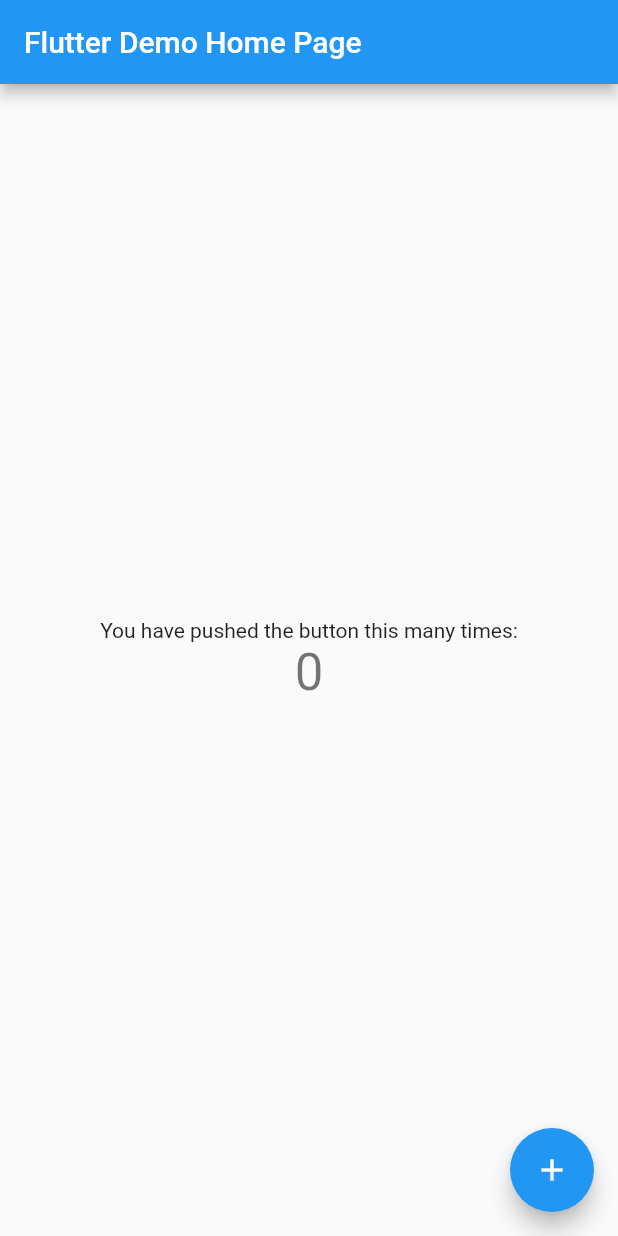
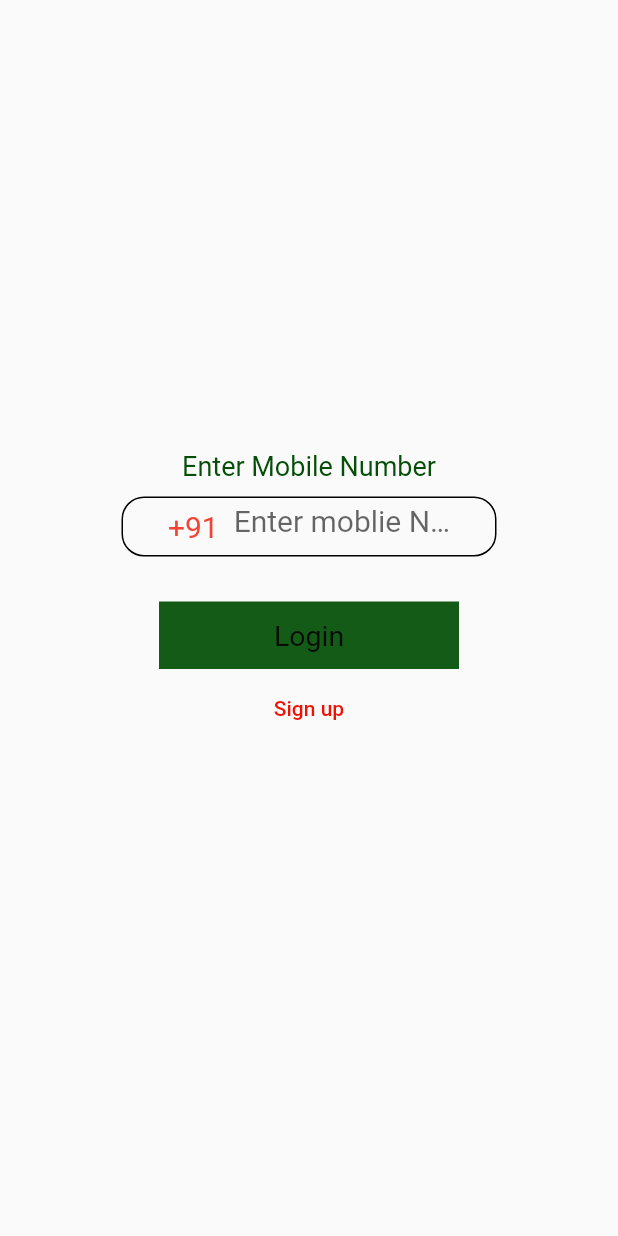
Before and after one commit to sidrathore/budget_wala_man, a Flutter app: the screen it shows after launch, on a phone screen of 412 x 824 dp. Run offline on Flutter 3.47's test engine with Material 2 defaults, Android fonts, the phone set to English and light mode, and no system bars.

Commit message:
login page made

```diff
--- /dev/null
+++ b/lib/login_page.dart
@@ -0,0 +1,101 @@
+import 'package:flutter/material.dart';
+import 'package:flutter/src/widgets/framework.dart';
+import 'package:flutter/src/widgets/placeholder.dart';
+
+class LoginPage extends StatefulWidget {
+  @override
+  State<LoginPage> createState() => _LoginPageState();
+}
+
+class _LoginPageState extends State<LoginPage> {
+  @override
+  Widget build(BuildContext context) {
+    return Scaffold(
+      body: SafeArea(
+        child: Container(
+          child: Center(
+            child: Column(
+              children: [
+                SizedBox(
+                  height: 300,
+                ),
+                Container(
+                  child: Text(
+                    'Enter Mobile Number',
+                    style: TextStyle(
+                        color: Color.fromARGB(255, 4, 78, 7), fontSize: 18),
+                  ),
+                ),
+                SizedBox(
+                  height: 10,
+                ),
+                Container(
+                  width: 250,
+                  height: 40,
+                  decoration: BoxDecoration(
+                    border: Border.all(width: 1),
+                    borderRadius: BorderRadius.circular(15),
+                  ),
+                  child: Row(
+                    children: [
+                      SizedBox(
+                        width: 30,
+                      ),
+                      Container(
+                        child: Text(
+                          '+91',
+                          style: TextStyle(color: Colors.red, fontSize: 20),
+                        ),
+                      ),
+                      SizedBox(
+                        width: 10,
+                      ),
+                      Container(
+                        width: 150,
+                        child: TextField(
+                          decoration: InputDecoration(
+                            // hintText: 'Enter mobilr number',
+                            border: InputBorder.none,
+                            hintText: 'Enter moblie Number',
+                          ),
+                          style: TextStyle(
+                            fontSize: 20,
+                          ),
+                          onChanged: (value) {
+                            print(value);
+                          },
+                        ),
+                      ),
+
+                    ],
+                  ),
+                ),
+                SizedBox(height: 30,),
+                InkWell(
+                  onTap: () {
+
+                  },
+                        child: Container(
+                          color: Color.fromARGB(255, 20, 91, 23),
+                          width: 200,
+                          height: 45,
+                          child: Center(child: Text('Login',style: TextStyle(fontSize: 19,color: Color.fromARGB(221, 0, 0, 0)),)),
+                        ),
+                      ),
+                      SizedBox(height: 2,),
+                      Container(
+                        child: TextButton(
+                          onPressed: () {
+
+                          },
+                          child: Text('Sign up',style: TextStyle(color: Color.fromARGB(255, 239, 18, 2)),)),
+                      )
+
+              ],
+            ),
+          ),
+        ),
+      ),
+    );
+  }
+}
--- a/lib/main.dart
+++ b/lib/main.dart
@@ -1,115 +1,15 @@
+import 'package:budget_wala_man/login_page.dart';
+import 'package:budget_wala_man/splash_screen.dart';
 import 'package:flutter/material.dart';
 
 void main() {
-  runApp(const MyApp());
+  runApp(MaterialApp(
+    // home: SplashScreen(),
+
+    routes: {
+      '/':(context) => SplashScreen(),
+      '/loginpage':(context) => LoginPage(),
+    },
+
+  ));
 }
-
-class MyApp extends StatelessWidget {
-  const MyApp({super.key});
-
-  // This widget is the root of your application.
-  @override
-  Widget build(BuildContext context) {
-    return MaterialApp(
-      title: 'Flutter Demo',
-      theme: ThemeData(
-        // This is the theme of your application.
-        //
-        // Try running your application with "flutter run". You'll see the
-        // application has a blue toolbar. Then, without quitting the app, try
-        // changing the primarySwatch below to Colors.green and then invoke
-        // "hot reload" (press "r" in the console where you ran "flutter run",
-        // or simply save your changes to "hot reload" in a Flutter IDE).
-        // Notice that the counter didn't reset back to zero; the application
-        // is not restarted.
-        primarySwatch: Colors.blue,
-      ),
-      home: const MyHomePage(title: 'Flutter Demo Home Page'),
-    );
-  }
-}
-
-class MyHomePage extends StatefulWidget {
-  const MyHomePage({super.key, required this.title});
-
-  // This widget is the home page of your application. It is stateful, meaning
-  // that it has a State object (defined below) that contains fields that affect
-  // how it looks.
-
-  // This class is the configuration for the state. It holds the values (in this
-  // case the title) provided by the parent (in this case the App widget) and
-  // used by the build method of the State. Fields in a Widget subclass are
-  // always marked "final".
-
-  final String title;
-
-  @override
-  State<MyHomePage> createState() => _MyHomePageState();
-}
-
-class _MyHomePageState extends State<MyHomePage> {
-  int _counter = 0;
-
-  void _incrementCounter() {
-    setState(() {
-      // This call to setState tells the Flutter framework that something has
-      // changed in this State, which causes it to rerun the build method below
-      // so that the display can reflect the updated values. If we changed
-      // _counter without calling setState(), then the build method would not be
-      // called again, and so nothing would appear to happen.
-      _counter++;
-    });
-  }
-
-  @override
-  Widget build(BuildContext context) {
-    // This method is rerun every time setState is called, for instance as done
-    // by the _incrementCounter method above.
-    //
-    // The Flutter framework has been optimized to make rerunning build methods
-    // fast, so that you can just rebuild anything that needs updating rather
-    // than having to individually change instances of widgets.
-    return Scaffold(
-      appBar: AppBar(
-        // Here we take the value from the MyHomePage object that was created by
-        // the App.build method, and use it to set our appbar title.
-        title: Text(widget.title),
-      ),
-      body: Center(
-        // Center is a layout widget. It takes a single child and positions it
-        // in the middle of the parent.
-        child: Column(
-          // Column is also a layout widget. It takes a list of children and
-          // arranges them vertically. By default, it sizes itself to fit its
-          // children horizontally, and tries to be as tall as its parent.
-          //
-          // Invoke "debug painting" (press "p" in the console, choose the
-          // "Toggle Debug Paint" action from the Flutter Inspector in Android
-          // Studio, or the "Toggle Debug Paint" command in Visual Studio Code)
-          // to see the wireframe for each widget.
-          //
-          // Column has various properties to control how it sizes itself and
-          // how it positions its children. Here we use mainAxisAlignment to
-          // center the children vertically; the main axis here is the vertical
-          // axis because Columns are vertical (the cross axis would be
-          // horizontal).
-          mainAxisAlignment: MainAxisAlignment.center,
-          children: <Widget>[
-            const Text(
-              'You have pushed the button this many times:',
-            ),
-            Text(
-              '$_counter',
-              style: Theme.of(context).textTheme.headlineMedium,
-            ),
-          ],
-        ),
-      ),
-      floatingActionButton: FloatingActionButton(
-        onPressed: _incrementCounter,
-        tooltip: 'Increment',
-        child: const Icon(Icons.add),
-      ), // This trailing comma makes auto-formatting nicer for build methods.
-    );
-  }
-}
```
Also changed, not shown: lib/splash_screen.dart (added, +54 -0 lines).
